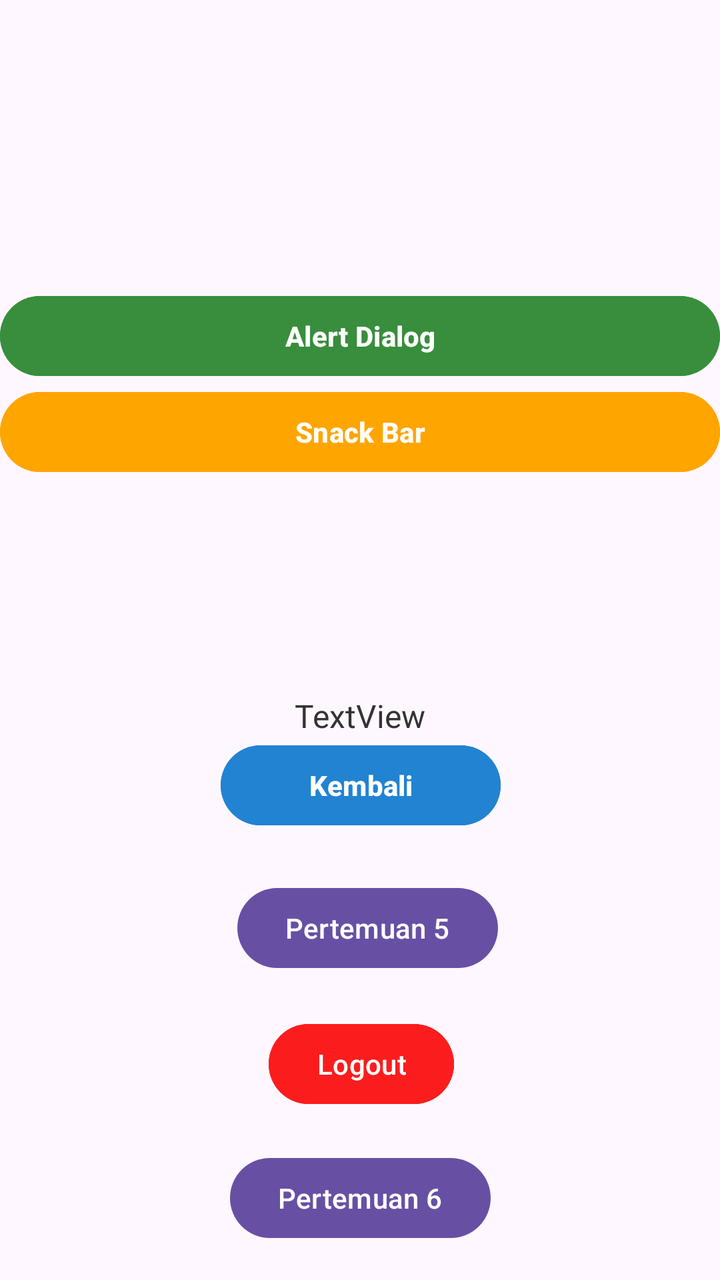
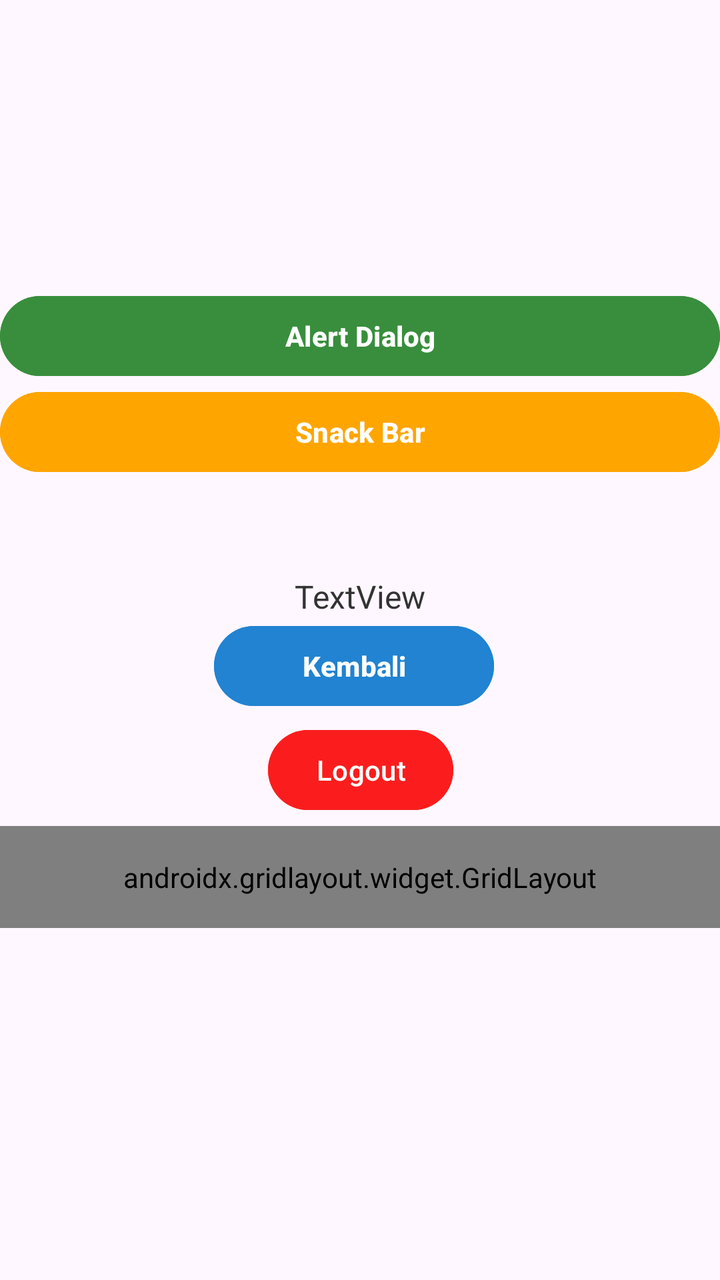

Two renders of the same Android screen: before a commit and after it. Below are the layout's source before the change and the commit's diff.
<!-- AndroidManifest.xml: application theme Theme.Nezhahira_3TIC -->
<!-- res/layout/fragment_home.xml -->
<?xml version="1.0" encoding="utf-8"?>
<androidx.constraintlayout.widget.ConstraintLayout xmlns:android="http://schemas.android.com/apk/res/android"
    xmlns:tools="http://schemas.android.com/tools"
    android:layout_width="match_parent"
    android:layout_height="match_parent"
    xmlns:app="http://schemas.android.com/apk/res-auto"
    tools:context=".home.HomeFragment">

    

    <Button
        android:id="@+id/btnSnack"
        android:layout_width="match_parent"
        android:layout_height="wrap_content"
        android:backgroundTint="#FFA500"
        android:text="Snack Bar"
        android:textColor="@color/white"
        android:textStyle="bold"
        app:cornerRadius="24dp"
        app:layout_constraintEnd_toEndOf="parent"
        app:layout_constraintStart_toStartOf="parent"
        app:layout_constraintTop_toBottomOf="@+id/btnAlert" />

    <Button
        android:id="@+id/btnAlert"
        android:layout_width="match_parent"
        android:layout_height="wrap_content"
        android:layout_marginTop="144dp"
        android:backgroundTint="#388E3C"
        android:text="Alert Dialog"
        android:textColor="@color/white"
        android:textStyle="bold"
        app:cornerRadius="24dp"
        app:layout_constraintEnd_toEndOf="parent"
        app:layout_constraintHorizontal_bias="0.0"
        app:layout_constraintStart_toStartOf="parent"
        app:layout_constraintTop_toTopOf="parent" />

    <TextView
android:id="@+id/txtNama"
android:layout_width="wrap_content"
android:layout_height="wrap_content"
android:layout_marginTop="32dp"
android:text="TextView"
android:textColor="#333333"
android:textSize="16sp"
app:layout_constraintBottom_toTopOf="@+id/btnKembali"
app:layout_constraintEnd_toEndOf="parent"
app:layout_constraintStart_toStartOf="parent"
/>

    <Button
        android:id="@+id/btnKembali"
        android:layout_width="140dp"
        android:layout_height="wrap_content"
        android:layout_marginTop="117dp"
        android:backgroundTint="#2183D1"
        android:text="Kembali"
        android:textColor="@color/white"
        android:textStyle="bold"
        app:cornerRadius="24dp"
        app:layout_constraintBottom_toBottomOf="parent"
        app:layout_constraintEnd_toEndOf="parent"
        app:layout_constraintHorizontal_bias="0.501"
        app:layout_constraintStart_toStartOf="parent"
        app:layout_constraintTop_toTopOf="@+id/btnSnack"
        app:layout_constraintVertical_bias="0.211" />

    <Button
android:id="@+id/button"
android:layout_width="wrap_content"
android:layout_height="wrap_content"
android:layout_marginBottom="152dp"
android:text="Pertemuan 5"
app:layout_constraintBottom_toBottomOf="parent"
app:layout_constraintEnd_toEndOf="parent"
app:layout_constraintHorizontal_bias="0.517"
app:layout_constraintStart_toStartOf="parent" />

<Button
android:id="@+id/btnLogout"
android:layout_width="wrap_content"
android:layout_height="wrap_content"
android:layout_marginTop="20dp"
android:backgroundTint="#FB1D1D"
android:text="Logout"
app:layout_constraintEnd_toEndOf="parent"
app:layout_constraintHorizontal_bias="0.503"
app:layout_constraintStart_toStartOf="parent"
app:layout_constraintTop_toBottomOf="@+id/button" />

<Button
android:id="@+id/btnPert6"
android:layout_width="wrap_content"
android:layout_height="wrap_content"
android:layout_marginTop="19dp"
android:text="Pertemuan 6"
app:layout_constraintEnd_toEndOf="parent"
app:layout_constraintStart_toStartOf="parent"
app:layout_constraintTop_toBottomOf="@+id/btnLogout" />
    </androidx.constraintlayout.widget.ConstraintLayout>
<!-- resources referenced by this layout -->
<resources>
  <color name="white">#FFFFFFFF</color>
  <style name="Theme.Nezhahira_3TIC" parent="Base.Theme.Nezhahira_3TIC" />
  <style name="Base.Theme.Nezhahira_3TIC" parent="Theme.Material3.DayNight.NoActionBar">
          
          
      </style>
</resources>

<!-- the commit's change to res/layout/fragment_home.xml (unified diff, before → after) -->
@@ -6,7 +6,6 @@
     xmlns:app="http://schemas.android.com/apk/res-auto"
     tools:context=".home.HomeFragment">
 
-    
 
     <Button
         android:id="@+id/btnSnack"
@@ -61,41 +60,76 @@ app:layout_constraintStart_toStartOf="parent"
         app:cornerRadius="24dp"
         app:layout_constraintBottom_toBottomOf="parent"
         app:layout_constraintEnd_toEndOf="parent"
+        app:layout_constraintHorizontal_bias="0.487"
+        app:layout_constraintStart_toStartOf="parent"
+        app:layout_constraintTop_toTopOf="@+id/btnSnack"
+        app:layout_constraintVertical_bias="0.0" />
+
+
+    <androidx.gridlayout.widget.GridLayout
+        android:id="@+id/gridMenu"
+        android:layout_width="match_parent"
+        android:layout_height="wrap_content"
+        android:layout_marginTop="4dp"
+        android:padding="16dp"
+        app:columnCount="2"
+        app:layout_constraintEnd_toEndOf="parent"
+        app:layout_constraintHorizontal_bias="0.0"
+        app:layout_constraintStart_toStartOf="parent"
+        app:layout_constraintTop_toBottomOf="@+id/btnLogout"
+        app:useDefaultMargins="true">
+
+        <Button
+            android:id="@+id/button"
+            android:layout_width="142dp"
+            android:text="Pertemuan 5"
+            app:layout_columnWeight="1"
+            app:layout_constraintBottom_toBottomOf="parent"
+            app:layout_constraintEnd_toEndOf="parent"
+            app:layout_constraintHorizontal_bias="0.503"
+            app:layout_constraintStart_toStartOf="parent"
+            app:layout_constraintTop_toBottomOf="@+id/btnLogout"
+            app:layout_constraintVertical_bias="0.0"
+            app:layout_gravity="fill_horizontal" />
+
+        <Button
+            android:id="@+id/btnPert6"
+            app:layout_columnWeight="1"
+            app:layout_gravity="fill_horizontal"
+            android:layout_width="wrap_content"
+            android:layout_height="wrap_content"
+            android:text="Pertemuan 6"
+            app:layout_column="1"
+            app:layout_constraintEnd_toEndOf="parent"
+            app:layout_constraintHorizontal_bias="0.517"
+            app:layout_constraintStart_toStartOf="parent"
+            app:layout_constraintTop_toBottomOf="@+id/btnLogout"
+            app:layout_row="0" />
+
+        <Button
+            android:id="@+id/btnPert9"
+            app:layout_columnWeight="1"
+            app:layout_gravity="fill_horizontal"
+            android:layout_width="wrap_content"
+            android:layout_height="wrap_content"
+            android:layout_marginBottom="100dp"
+            android:text="Pertemuan 9"
+            app:layout_constraintBottom_toBottomOf="parent"
+            app:layout_constraintEnd_toEndOf="parent"
+            app:layout_constraintHorizontal_bias="0.503"
+            app:layout_constraintStart_toStartOf="parent" />
+
+    </androidx.gridlayout.widget.GridLayout>
+
+    <Button
+        android:id="@+id/btnLogout"
+        android:layout_width="wrap_content"
+        android:layout_height="wrap_content"
+        android:layout_marginTop="4dp"
+        android:backgroundTint="#FB1D1D"
+        android:text="Logout"
+        app:layout_constraintEnd_toEndOf="parent"
         app:layout_constraintHorizontal_bias="0.501"
         app:layout_constraintStart_toStartOf="parent"
-        app:layout_constraintTop_toTopOf="@+id/btnSnack"
-        app:layout_constraintVertical_bias="0.211" />
-
-    <Button
-android:id="@+id/button"
-android:layout_width="wrap_content"
-android:layout_height="wrap_content"
-android:layout_marginBottom="152dp"
-android:text="Pertemuan 5"
-app:layout_constraintBottom_toBottomOf="parent"
-app:layout_constraintEnd_toEndOf="parent"
-app:layout_constraintHorizontal_bias="0.517"
-app:layout_constraintStart_toStartOf="parent" />
-
-<Button
-android:id="@+id/btnLogout"
-android:layout_width="wrap_content"
-android:layout_height="wrap_content"
-android:layout_marginTop="20dp"
-android:backgroundTint="#FB1D1D"
-android:text="Logout"
-app:layout_constraintEnd_toEndOf="parent"
-app:layout_constraintHorizontal_bias="0.503"
-app:layout_constraintStart_toStartOf="parent"
-app:layout_constraintTop_toBottomOf="@+id/button" />
-
-<Button
-android:id="@+id/btnPert6"
-android:layout_width="wrap_content"
-android:layout_height="wrap_content"
-android:layout_marginTop="19dp"
-android:text="Pertemuan 6"
-app:layout_constraintEnd_toEndOf="parent"
-app:layout_constraintStart_toStartOf="parent"
-app:layout_constraintTop_toBottomOf="@+id/btnLogout" />
-    </androidx.constraintlayout.widget.ConstraintLayout>
+        app:layout_constraintTop_toBottomOf="@+id/btnKembali" />
+</androidx.constraintlayout.widget.ConstraintLayout>
